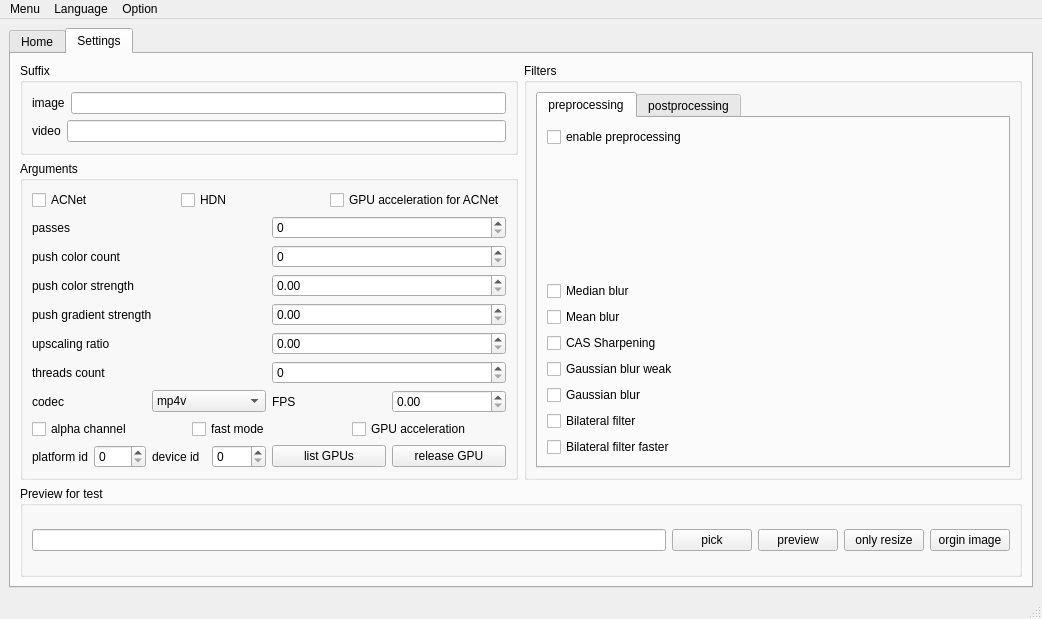
Qt form GUI/src/mainwindow.ui (TianZerL/Anime4KCPP) before a commit.
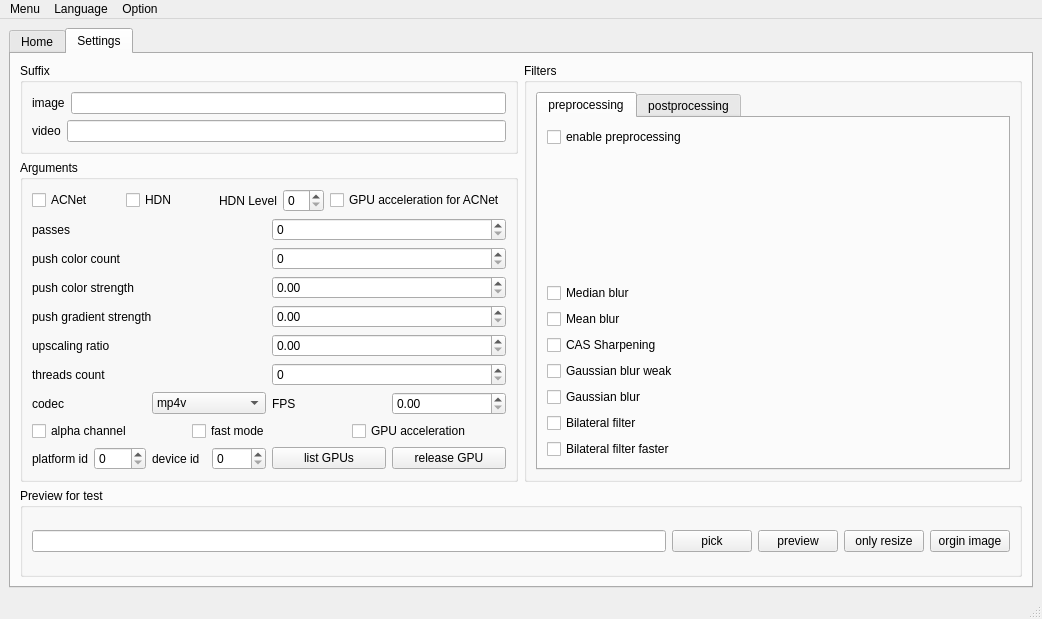
The same form after that commit. The open tabs and pages were chosen to show the change.

Commit message: Update GUI Add HDN level switching support bug fixes

What changed in the file:
```diff
--- a/GUI/src/mainwindow.ui
+++ b/GUI/src/mainwindow.ui
@@ -660,6 +660,30 @@
                </property>
               </widget>
              </item>
+             <item>
+              <layout class="QHBoxLayout" name="horizontalLayoutHDNLevel">
+               <item>
+                <widget class="QLabel" name="labelHDNLevel">
+                 <property name="statusTip">
+                  <string>Passes for processing</string>
+                 </property>
+                 <property name="text">
+                  <string>HDN Level</string>
+                 </property>
+                 <property name="buddy">
+                  <cstring>spinBoxHDNLevel</cstring>
+                 </property>
+                </widget>
+               </item>
+               <item>
+                <widget class="QSpinBox" name="spinBoxHDNLevel">
+                 <property name="statusTip">
+                  <string>Set HDN level from 1 to 3, higher for better denoising but maybe blurred</string>
+                 </property>
+                </widget>
+               </item>
+              </layout>
+             </item>
              <item>
               <widget class="QCheckBox" name="checkBoxACNetGPU">
                <property name="statusTip">
```
Left out of the diff: 5 changed lines with no effect on the pictures. The commit also changes 4 other files.
